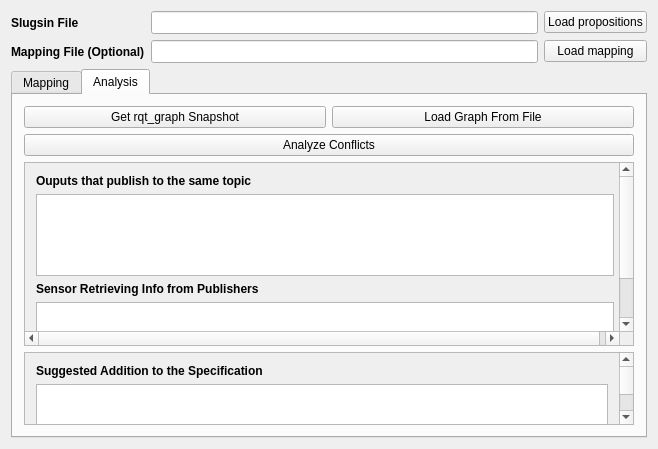
Above: rqt_grounding_and_analysis/resource/MappingAndAnalysisPlugin.ui from VerifiableRobotics/LTL_stack before the change. Below: the same form after it.
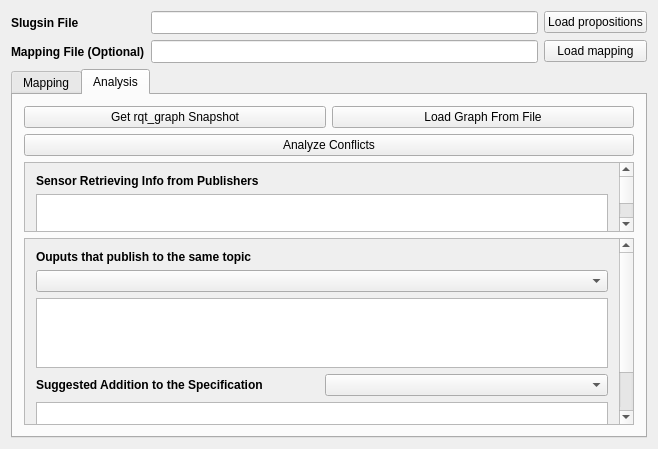
That is the form after the change.

Commit message: updated rqt mapping gui to allow an option of structured eng or ltl

Diff of the .ui file:
```diff
--- a/rqt_grounding_and_analysis/resource/MappingAndAnalysisPlugin.ui
+++ b/rqt_grounding_and_analysis/resource/MappingAndAnalysisPlugin.ui
@@ -377,7 +377,7 @@
       <attribute name="title">
        <string>Analysis</string>
       </attribute>
-      <layout class="QVBoxLayout" name="verticalLayout_analysis" stretch="1,1,5,2">
+      <layout class="QVBoxLayout" name="verticalLayout_analysis" stretch="1,1,2,8">
        <item>
         <layout class="QHBoxLayout" name="horizontalLayout">
          <item>
@@ -414,32 +414,16 @@
             <x>0</x>
             <y>0</y>
             <width>602</width>
-            <height>232</height>
+            <height>109</height>
            </rect>
           </property>
           <property name="minimumSize">
            <size>
-            <width>600</width>
-            <height>232</height>
+            <width>0</width>
+            <height>0</height>
            </size>
           </property>
           <layout class="QVBoxLayout" name="verticalLayout_sub_analysis">
-           <item>
-            <widget class="QLabel" name="label_analysis_same_topic">
-             <property name="font">
-              <font>
-               <weight>75</weight>
-               <bold>true</bold>
-              </font>
-             </property>
-             <property name="text">
-              <string>Ouputs that publish to the same topic</string>
-             </property>
-            </widget>
-           </item>
-           <item>
-            <widget class="QTableView" name="tableView_same_topic"/>
-           </item>
            <item>
             <widget class="QLabel" name="label_analysis_publish_to_subscribe">
              <property name="font">
@@ -454,7 +438,11 @@
             </widget>
            </item>
            <item>
-            <widget class="QTableView" name="tableView_output_to_input"/>
+            <widget class="QTableView" name="tableView_output_to_input">
+             <property name="enabled">
+              <bool>true</bool>
+             </property>
+            </widget>
            </item>
           </layout>
          </widget>
@@ -469,14 +457,14 @@
           <property name="geometry">
            <rect>
             <x>0</x>
-            <y>0</y>
+            <y>-63</y>
             <width>602</width>
-            <height>109</height>
+            <height>245</height>
            </rect>
           </property>
-          <layout class="QVBoxLayout" name="verticalLayout">
+          <layout class="QVBoxLayout" name="verticalLayout" stretch="1,1,20,1,1">
            <item>
-            <widget class="QLabel" name="label_analysis_ltl">
+            <widget class="QLabel" name="label_analysis_same_topic">
              <property name="font">
               <font>
                <weight>75</weight>
@@ -484,12 +472,42 @@
               </font>
              </property>
              <property name="text">
-              <string>Suggested Addition to the Specification</string>
+              <string>Ouputs that publish to the same topic</string>
              </property>
             </widget>
            </item>
            <item>
-            <widget class="QListWidget" name="listWidget_ltl"/>
+            <widget class="QComboBox" name="comboBox_select_exclusion_topic"/>
+           </item>
+           <item>
+            <widget class="QTableView" name="tableView_same_topic">
+             <property name="verticalScrollBarPolicy">
+              <enum>Qt::ScrollBarAsNeeded</enum>
+             </property>
+            </widget>
+           </item>
+           <item>
+            <layout class="QHBoxLayout" name="horizontalLayout_3">
+             <item>
+              <widget class="QLabel" name="label_analysis_ltl">
+               <property name="font">
+                <font>
+                 <weight>75</weight>
+                 <bold>true</bold>
+                </font>
+               </property>
+               <property name="text">
+                <string>Suggested Addition to the Specification</string>
+               </property>
+              </widget>
+             </item>
+             <item>
+              <widget class="QComboBox" name="comboBox_ltl_options"/>
+             </item>
+            </layout>
+           </item>
+           <item>
+            <widget class="QTextEdit" name="textEdit_ltl"/>
            </item>
           </layout>
          </widget>
```
The commit also changes 1 other file.
